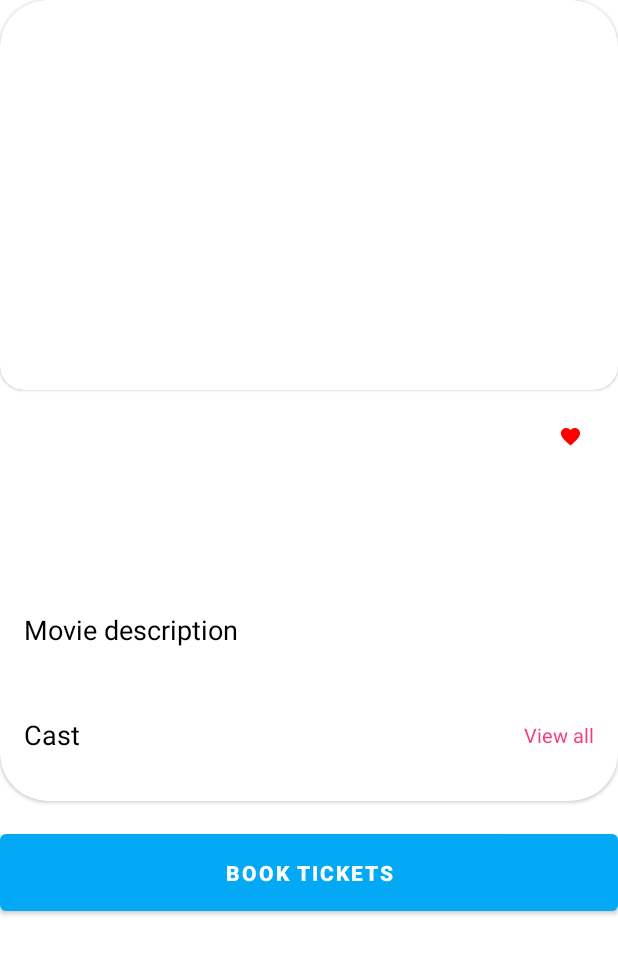
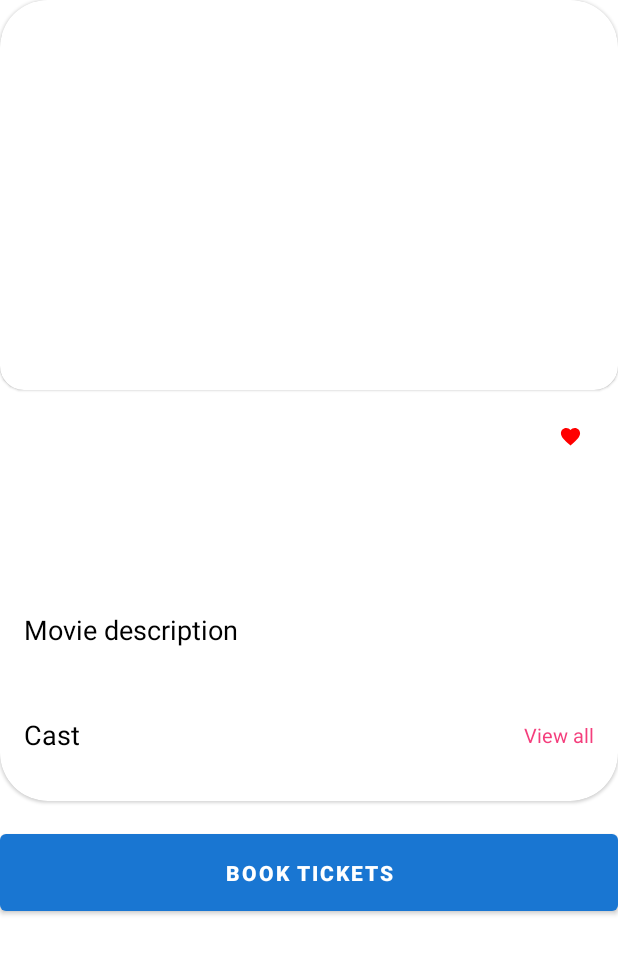
Before and after one commit to phonethetkhin/CodigoCodeManagement, an Android app: the DetailActivity screen opened directly, with no data from a screen before it, on a phone screen of 412 x 824 dp. Shown: the top 954 px of the screen. Run offline under Robolectric (Android 15) with nearby library versions, the phone set to English and light mode, and no system bars; our stand-ins replace sdp/ssp sizes; libraries missing offline, so code that uses them is left out: org.kodein.di; pictures from the network do not load; 6 statements that could not run were skipped.

Commit message:
1.1 Update Color

```diff
--- a/app/src/main/res/values-night/themes.xml
+++ b/app/src/main/res/values-night/themes.xml
@@ -2,15 +2,34 @@
     <!-- Base application theme. -->
     <style name="Theme.CodigoCodeManagement" parent="Theme.MaterialComponents.DayNight.NoActionBar">
         <!-- Primary brand color. -->
-        <item name="colorPrimary">@color/purple_200</item>
-        <item name="colorPrimaryVariant">@color/purple_700</item>
-        <item name="colorOnPrimary">@color/black</item>
+        <item name="colorPrimary">@color/primary</item>
+        <item name="colorPrimaryVariant">#0380B8</item>
+        <item name="colorOnPrimary">@color/white</item>
         <!-- Secondary brand color. -->
-        <item name="colorSecondary">@color/teal_200</item>
-        <item name="colorSecondaryVariant">@color/teal_200</item>
+        <item name="colorSecondary">@color/primary</item>
+        <item name="colorSecondaryVariant">#0380B8</item>
         <item name="colorOnSecondary">@color/black</item>
         <!-- Status bar color. -->
         <item name="android:statusBarColor" tools:targetApi="l">?attr/colorPrimaryVariant</item>
         <!-- Customize your theme here. -->
     </style>
+
+    <style name="TabTextStyle" parent="TextAppearance.Design.Tab">
+        <item name="android:textColor">@color/blue</item>
+        <item name="textAllCaps">false</item>
+        <item name="android:textSize">@dimen/_12ssp</item>
+    </style>
+
+    <style name="CustomCardViewStyle" parent="@style/Widget.MaterialComponents.CardView">
+        <item name="shapeAppearanceOverlay">@style/ShapeAppearanceOverlay_card_custom_corners</item>
+    </style>
+
+
+    <style name="ShapeAppearanceOverlay_card_custom_corners" parent="">
+        <item name="cornerFamily">rounded</item>
+        <item name="cornerSizeTopRight">0dp</item>
+        <item name="cornerSizeTopLeft">0dp</item>
+        <item name="cornerSizeBottomRight">16dp</item>
+        <item name="cornerSizeBottomLeft">16dp</item>
+    </style>
 </resources>
--- a/app/src/main/res/values/colors.xml
+++ b/app/src/main/res/values/colors.xml
@@ -9,7 +9,7 @@
     <color name="black">#FF000000</color>
     <color name="yellow">#FFEB3B</color>
     <color name="grey">#4C4C4C</color>
-    <color name="primary">#03A9F4</color>
+    <color name="primary">#1976D2</color>
     <color name="white">#FFFFFFFF</color>
     <color name="pink">#F43E7C</color>
     <color name="red">#FF0000</color>
```
